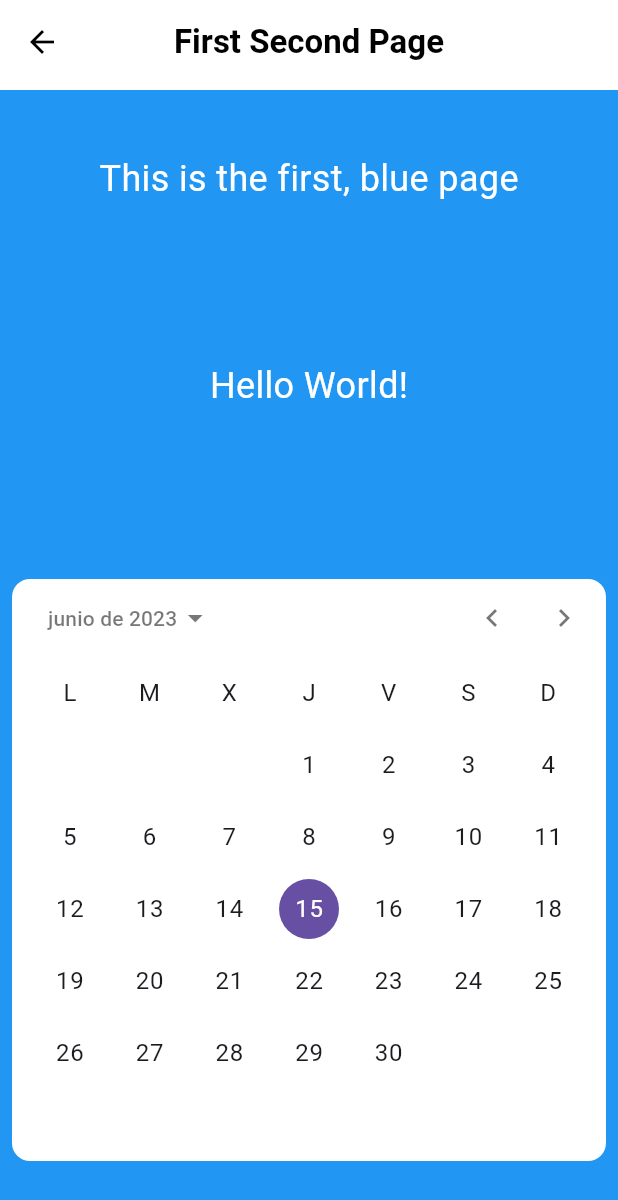
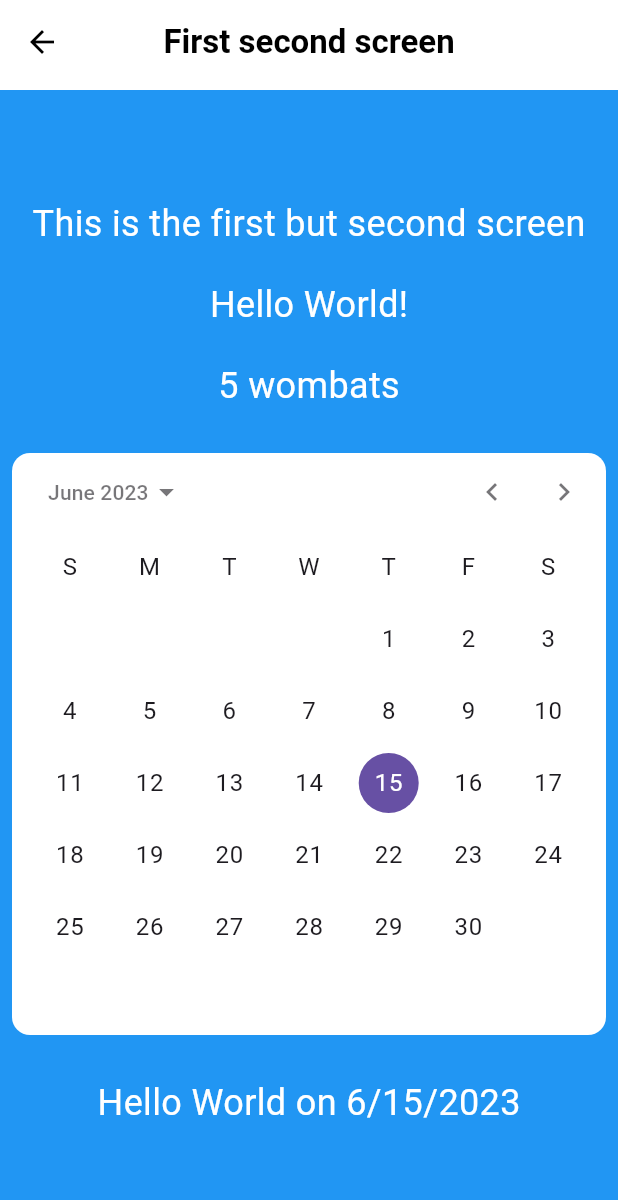
Before and after one commit to kubaolszewski/flutter_modular_introduction_app, a Flutter app: the screen it shows after launch, after a tap on "Navigate to second page", after a tap on "Navigate to first page", after a tap on "Navigate to second page on first module", on a phone screen of 412 x 824 dp. Shown: the top 1200 px of the screen. Run offline on Flutter 3.47's test engine with Material 2 defaults, Android fonts, the phone set to English and light mode, and no system bars; our stand-ins replace flutter_bloc, flutter_modular; generated files the repository leaves out were written again.

Commit message:
Create dynamic translation of text between English and Polish languages

```diff
--- a/lib/app/features/first_page/first_page.dart
+++ b/lib/app/features/first_page/first_page.dart
@@ -1,5 +1,6 @@
 import 'package:flutter/material.dart';
 import 'package:flutter_modular/flutter_modular.dart';
+import 'package:flutter_gen/gen_l10n/app_localizations.dart';
 import 'package:flutter_modular_introduction_app/app/common_widgets/custom_appbar.dart';
 import 'package:flutter_modular_introduction_app/app/features/first_page/cubit/first_page_cubit.dart';
 import 'package:flutter_modular_introduction_app/app/features/first_page/first_page_module.dart';
@@ -13,36 +14,35 @@ class FirstPage extends StatelessWidget {
   Widget build(BuildContext context) {
     FirstPageCubit firstPageCubit = Modular.get<FirstPageCubit>();
     return Scaffold(
-      appBar: const CustomAppBar(title: 'First Page'),
+      appBar:  CustomAppBar(title: AppLocalizations.of(context)!.firstPageHeader),
       body: Container(
         color: Colors.blue,
         child: Center(
           child: Column(
             mainAxisAlignment: MainAxisAlignment.spaceEvenly,
             children: [
-              const Text(
-                'This is the first, blue page',
-                style: TextStyle(color: Colors.white, fontSize: 24),
+              Text(
+                AppLocalizations.of(context)!.firstPage,
+                style: const TextStyle(color: Colors.white, fontSize: 24),
               ),
               ElevatedButton(
                   onPressed: () {
                     Modular.to.pushReplacementNamed(SecondPagePath.secondPath);
                     firstPageCubit.statusCheck();
                   },
-                  child: const Text('Navigate to second page')),
-                  ElevatedButton(
+                  child:  Text(AppLocalizations.of(context)!.secondPageNav)),
+              ElevatedButton(
                   onPressed: () {
                     Modular.to.pushNamed(FirstPagePath.secondScreenPath);
                     firstPageCubit.statusCheck();
                   },
-                  child: const Text('Navigate to second page on first module')),
-
+                  child:  Text(AppLocalizations.of(context)!.firstSecondPageNav)),
               ElevatedButton(
                   onPressed: () {
                     Modular.to.pushReplacementNamed(ThirdPagePath.thirdPath);
                     firstPageCubit.statusCheck();
                   },
-                  child: const Text('Navigate to third page'))
+                  child:  Text(AppLocalizations.of(context)!.thirdPageNav))
             ],
           ),
         ),
--- a/lib/app/features/first_second_screen/first_second_screen.dart
+++ b/lib/app/features/first_second_screen/first_second_screen.dart
@@ -2,31 +2,43 @@ import 'package:flutter/material.dart';
 import 'package:flutter_gen/gen_l10n/app_localizations.dart';
 import 'package:flutter_modular_introduction_app/app/common_widgets/custom_appbar.dart';
 
-class FirstSecondPage extends StatelessWidget {
+class FirstSecondPage extends StatefulWidget {
   const FirstSecondPage({super.key});
 
   @override
+  State<FirstSecondPage> createState() => _FirstSecondPageState();
+}
+
+class _FirstSecondPageState extends State<FirstSecondPage> {
+  DateTime dateValue = DateTime.now();
+  @override
   Widget build(BuildContext context) {
     return Scaffold(
-      appBar: const CustomAppBar(title: 'First Second Page'),
+      appBar: CustomAppBar(title: AppLocalizations.of(context)!.firstSecondPageHeader),
       body: Container(
         color: Colors.blue,
         child: Center(
           child: Column(
-            mainAxisAlignment: MainAxisAlignment.spaceEvenly,
+            mainAxisAlignment: MainAxisAlignment.center,
             children: [
-              const Text(
-                'This is the first, blue page',
-                style: TextStyle(color: Colors.white, fontSize: 24),
-              ),
-              const SizedBox(height:20),
-               Text(AppLocalizations.of(context)!.helloWorld,
+              Text(
+                AppLocalizations.of(context)!.firstSecondPage,
                 style: const TextStyle(color: Colors.white, fontSize: 24),
               ),
-              const SizedBox(height:20),
+              const SizedBox(height: 20),
+              Text(
+                AppLocalizations.of(context)!.helloWorld,
+                style: const TextStyle(color: Colors.white, fontSize: 24),
+              ),
+              const SizedBox(height: 20),
+              Text(
+                AppLocalizations.of(context)!.nWombats(5),
+                style: const TextStyle(color: Colors.white, fontSize: 24),
+              ),
+              const SizedBox(height: 20),
               Localizations.override(
                 context: context,
-                locale: const Locale('es'),
+                locale: Localizations.localeOf(context),
                 child: Padding(
                   padding: const EdgeInsets.all(8.0),
                   child: Container(
@@ -38,10 +50,19 @@ class FirstSecondPage extends StatelessWidget {
                       initialDate: DateTime.now(),
                       firstDate: DateTime(1900),
                       lastDate: DateTime(2100),
-                      onDateChanged: (value) {},
+                      onDateChanged: (value) {
+                        setState(() {
+                          dateValue = value;
+                        });
+                      },
                     ),
                   ),
                 ),
+              ),
+              const SizedBox(height: 20),
+              Text(
+                AppLocalizations.of(context)!.helloWorldOn(dateValue),
+                style: const TextStyle(color: Colors.white, fontSize: 24),
               )
             ],
           ),
--- a/lib/app/features/second_page/second_page.dart
+++ b/lib/app/features/second_page/second_page.dart
@@ -1,5 +1,6 @@
 import 'package:flutter/material.dart';
 import 'package:flutter_modular/flutter_modular.dart';
+import 'package:flutter_gen/gen_l10n/app_localizations.dart';
 import 'package:flutter_modular_introduction_app/app/common_widgets/custom_appbar.dart';
 import 'package:flutter_modular_introduction_app/app/features/second_page/cubit/second_page_cubit.dart';
 import 'package:flutter_modular_introduction_app/app/features/third_page/third_page_module.dart';
@@ -11,26 +12,26 @@ class SecondPage extends StatelessWidget {
   @override
   Widget build(BuildContext context) {
     SecondPageCubit secondPageCubit = Modular.get<SecondPageCubit>();
-    return Scaffold(appBar: const CustomAppBar(title:'Second Page'),
+    return Scaffold(appBar:  CustomAppBar(title:AppLocalizations.of(context)!.firstPageHeader),
       body: Container(
           color: Colors.green,
           child: Center(
             child: Column(
               mainAxisAlignment: MainAxisAlignment.spaceEvenly,
               children: [
-                const Text(
-                  'This is the second, green page',
-                  style: TextStyle(color: Colors.white, fontSize: 24),
+                 Text(
+                  AppLocalizations.of(context)!.secondPage,
+                  style: const TextStyle(color: Colors.white, fontSize: 24),
                 ),
                 ElevatedButton(
                     onPressed: ()  {Modular.to.pushNamed(ThirdPagePath.thirdPath);
                     secondPageCubit.statusCheck();
                     },
-                    child: const Text('Navigate to third page')),
+                    child:  Text(AppLocalizations.of(context)!.thirdPageNav)),
                     ElevatedButton(
                     onPressed: ()  {Modular.to.pushReplacementNamed(AppModulesPath.firstPageModulesPath);
                     secondPageCubit.statusCheck();},
-                    child: const Text('Navigate to first page'))
+                    child:  Text(AppLocalizations.of(context)!.firstPageNav))
               ],
             ),
           ),
--- a/lib/app/features/third_page/third_page.dart
+++ b/lib/app/features/third_page/third_page.dart
@@ -1,5 +1,6 @@
 import 'package:flutter/material.dart';
 import 'package:flutter_modular/flutter_modular.dart';
+import 'package:flutter_gen/gen_l10n/app_localizations.dart';
 import 'package:flutter_modular_introduction_app/app/common_widgets/custom_appbar.dart';
 import 'package:flutter_modular_introduction_app/app/features/first_page/first_page_module.dart';
 import 'package:flutter_modular_introduction_app/app/features/second_page/second_page_module.dart';
@@ -12,29 +13,29 @@ class ThirdPage extends StatelessWidget {
   Widget build(BuildContext context) {
     ThirdPageCubit thirdPageCubit = Modular.get<ThirdPageCubit>();
     return Scaffold(
-      appBar: const CustomAppBar(title: 'Third Page'),
+      appBar:  CustomAppBar(title: AppLocalizations.of(context)!.thirdPageHeader),
       body: Container(
         color: Colors.orange,
         child: Center(
           child: Column(
             mainAxisAlignment: MainAxisAlignment.spaceEvenly,
             children: [
-              const Text(
-                'This is the third, orange page',
-                style: TextStyle(color: Colors.white, fontSize: 24),
+               Text(
+                AppLocalizations.of(context)!.thirdPage,
+                style: const TextStyle(color: Colors.white, fontSize: 24),
               ),
               ElevatedButton(
                   onPressed: () {
                     Modular.to.pushReplacementNamed(FirstPagePath.firstPath);
                     thirdPageCubit.statusCheck();
                   },
-                  child: const Text('Back to first page')),
+                  child:  Text(AppLocalizations.of(context)!.firstPageNav)),
               ElevatedButton(
                   onPressed: () {
                     Modular.to.pushReplacementNamed(SecondPagePath.secondPath);
                     thirdPageCubit.statusCheck();
                   },
-                  child: const Text('Back to second page'))
+                  child:  Text(AppLocalizations.of(context)!.secondPageNav))
             ],
           ),
         ),
--- a/lib/l10n/app_en.arb
+++ b/lib/l10n/app_en.arb
@@ -1,3 +1,49 @@
 {
-  "helloWorld": "Hello World!"
+  "firstPage": "This is the first, blue screen",
+
+  "secondPage": "This is the second, green screen",
+
+  "firstSecondPage": "This is the first but second screen",
+
+  "thirdPage":  "This is the third, orange screen",
+
+  "firstPageHeader": "First screen",
+
+  "secondPageHeader": "Second screen",
+
+  "firstSecondPageHeader": "First second screen",
+
+  "thirdPageHeader": "Third screen",
+
+  "helloWorld": "Hello World!",
+
+  "nWombats": "{count, plural, =0{no wombats} =1{1 wombat} other{{count} wombats}}",
+  "@nWombats": {
+    "description": "A plural message",
+    "placeholders": {
+      "count": {
+        "type": "num",
+        "format": "compact"
+      }
+    }
+  },
+
+  "helloWorldOn": "Hello World on {date}",
+  "@helloWorldOn": {
+    "description": "A message with a date parameter",
+    "placeholders": {
+      "date": {
+        "type": "DateTime",
+        "format": "yMd"
+      }
+    }
+  },
+
+  "firstPageNav": "Navigate to first page",
+
+  "secondPageNav": "Navigate to second page",
+
+  "firstSecondPageNav": "Navigate to second page on first module",
+
+  "thirdPageNav": "Navigate to third page"
 }
--- a/lib/l10n/app_es.arb
+++ /dev/null
@@ -1,3 +0,0 @@
-{
-    "helloWorld": "¡Hola Mundo!"
-}
```
Also changed, not shown: lib/app_widget.dart (+2 -13 lines), lib/l10n/app_pl.arb (added, +49 -0 lines).
